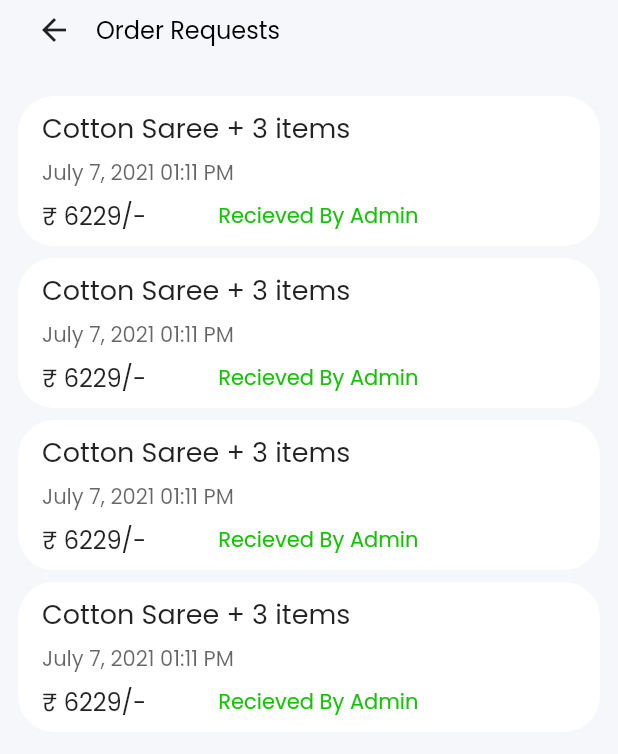
After one commit to 22shubh22/shopat-seller, a Flutter app: the OrderRequests screen opened directly, on a phone screen of 412 x 824 dp. The commit adds this screen. Shown: the top 754 px of the screen. Run offline on Flutter 3.47's test engine with Material 2 defaults, Android fonts, the light colour scheme and no system bars; our stand-ins replace bot_toast, google_fonts.

Commit message:
Added some screens UI

```diff
--- /dev/null
+++ b/lib/screens/order_requests.dart
@@ -0,0 +1,190 @@
+import 'package:flutter/material.dart';
+import 'package:shopat_seller/global/colors.dart';
+
+class OrderRequests extends StatefulWidget {
+  const OrderRequests({Key? key}) : super(key: key);
+
+  @override
+  _OrderRequestsState createState() => _OrderRequestsState();
+}
+
+class _OrderRequestsState extends State<OrderRequests> {
+  bool _isLoading = false;
+
+  Future<void> getYourSubmissions() async {}
+
+  @override
+  Widget build(BuildContext context) {
+    return Scaffold(
+      backgroundColor: AppColors.backgroundColorLight,
+      body: SafeArea(
+        child: Column(
+          children: [
+            Container(
+              child: Padding(
+                padding: const EdgeInsets.all(8.0),
+                child: Row(
+                  children: [
+                    SizedBox(
+                      width: 16.0,
+                    ),
+                    InkWell(
+                      onTap: () {
+                        Navigator.pop(context);
+                      },
+                      child: Icon(Icons.arrow_back),
+                    ),
+                    SizedBox(
+                      width: 16.0,
+                    ),
+                    Text(
+                      'Order Requests',
+                      style: TextStyle(
+                        color: Colors.black,
+                        fontFamily: "Poppins",
+                        fontWeight: FontWeight.w400,
+                        fontSize: 16.0,
+                      ),
+                    )
+                  ],
+                ),
+              ),
+            ),
+            _isLoading
+                ? Expanded(
+                    child: Center(
+                      child: CircularProgressIndicator(
+                        valueColor:
+                            new AlwaysStoppedAnimation<Color>(Colors.black),
+                      ),
+                    ),
+                  )
+                : Expanded(
+                    child: Column(
+                      children: [
+                        SizedBox(
+                          height: 24.0,
+                        ),
+                        Expanded(
+                          child: RefreshIndicator(
+                            color: Colors.black,
+                            onRefresh: getYourSubmissions,
+                            child: ListView.builder(
+                                itemCount: 4,
+                                itemBuilder: (context, index) {
+                                  return Padding(
+                                    padding: const EdgeInsets.only(bottom: 8.0),
+                                    child: Container(
+                                      margin: EdgeInsets.symmetric(
+                                          horizontal: 12.0),
+                                      decoration: BoxDecoration(
+                                        color: Colors.white,
+                                        borderRadius: BorderRadius.all(
+                                          Radius.circular(24.0),
+                                        ),
+                                      ),
+                                      child: Padding(
+                                        padding: const EdgeInsets.only(
+                                          left: 16.0,
+                                          right: 16.0,
+                                          top: 8.0,
+                                          bottom: 8.0,
+                                        ),
+                                        child: Row(
+                                          children: [
+                                            Column(
+                                              crossAxisAlignment:
+                                                  CrossAxisAlignment.start,
+                                              children: [
+                                                Text(
+                                                  "Cotton Saree + 3 items ",
+                                                  style: TextStyle(
+                                                    fontFamily: "Poppins",
+                                                    fontSize: 18.0,
+                                                    fontWeight: FontWeight.w400,
+                                                  ),
+                                                ),
+                                                SizedBox(height: 6.0),
+                                                // Text(
+                                                //   "Description One",
+                                                //   maxLines: 2,
+                                                //   overflow:
+                                                //       TextOverflow.ellipsis,
+                                                //   style: TextStyle(
+                                                //     fontFamily: "Poppins",
+                                                //     fontSize: 14.0,
+                                                //     color: Colors.grey[400],
+                                                //   ),
+                                                // ),
+                                                // SizedBox(height: 4.0),
+                                                // Text(
+                                                //   "Description Two",
+                                                //   maxLines: 1,
+                                                //   overflow:
+                                                //       TextOverflow.ellipsis,
+                                                //   style: TextStyle(
+                                                //     fontFamily: "Poppins",
+                                                //     fontSize: 14.0,
+                                                //     color: Colors.grey[400],
+                                                //   ),
+                                                // ),
+                                                Text(
+                                                  "July 7, 2021 01:11 PM",
+                                                  maxLines: 2,
+                                                  overflow:
+                                                      TextOverflow.ellipsis,
+                                                  style: TextStyle(
+                                                    fontFamily: "Poppins",
+                                                    fontSize: 14.0,
+                                                    fontWeight: FontWeight.w400,
+                                                    color: Colors.black
+                                                        .withOpacity(0.60),
+                                                  ),
+                                                ),
+                                                SizedBox(height: 6.0),
+                                                Row(
+                                                  mainAxisAlignment:
+                                                      MainAxisAlignment
+                                                          .spaceBetween,
+                                                  children: [
+                                                    Text(
+                                                      "₹ " + "6229/-",
+                                                      style: TextStyle(
+                                                        fontFamily: "Poppins",
+                                                        fontSize: 16.0,
+                                                        fontWeight:
+                                                            FontWeight.w500,
+                                                      ),
+                                                    ),
+                                                    SizedBox(width: 48.0),
+                                                    Text(
+                                                      "Recieved By Admin",
+                                                      style: TextStyle(
+                                                          fontFamily: "Poppins",
+                                                          fontSize: 14.0,
+                                                          fontWeight:
+                                                              FontWeight.w400,
+                                                          color: Color(
+                                                              0XFF10C600)),
+                                                    ),
+                                                  ],
+                                                )
+                                              ],
+                                            ),
+                                          ],
+                                        ),
+                                      ),
+                                    ),
+                                  );
+                                }),
+                          ),
+                        ),
+                      ],
+                    ),
+                  )
+          ],
+        ),
+      ),
+    );
+  }
+}
```
Also changed, not shown: lib/screens/seller_home.dart (+24 -2 lines), lib/screens/submission_status.dart (added, +148 -0 lines), lib/screens/your_submissions.dart (added, +273 -0 lines).
